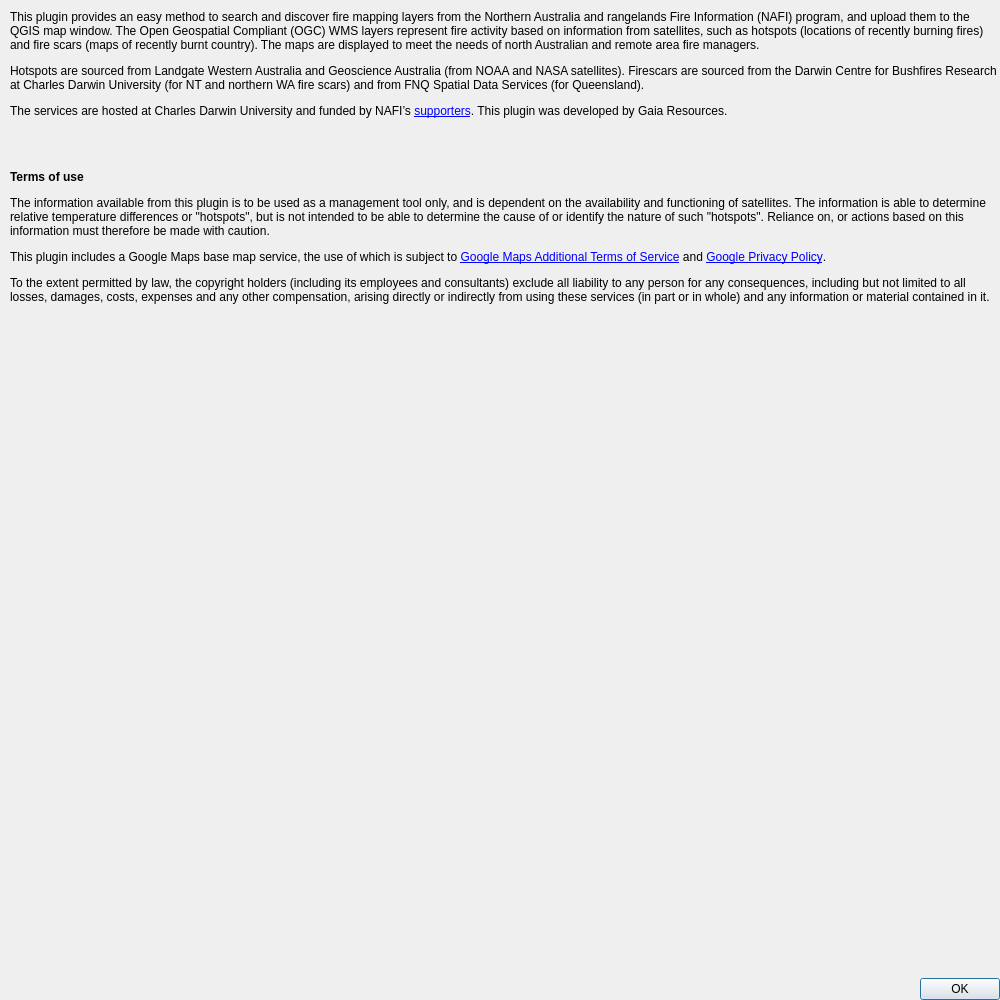
The window that nafi/nafi_about_dialog_base.ui (nafi-org/nafi-qgis) describes before a commit, drawn with Qt 5.
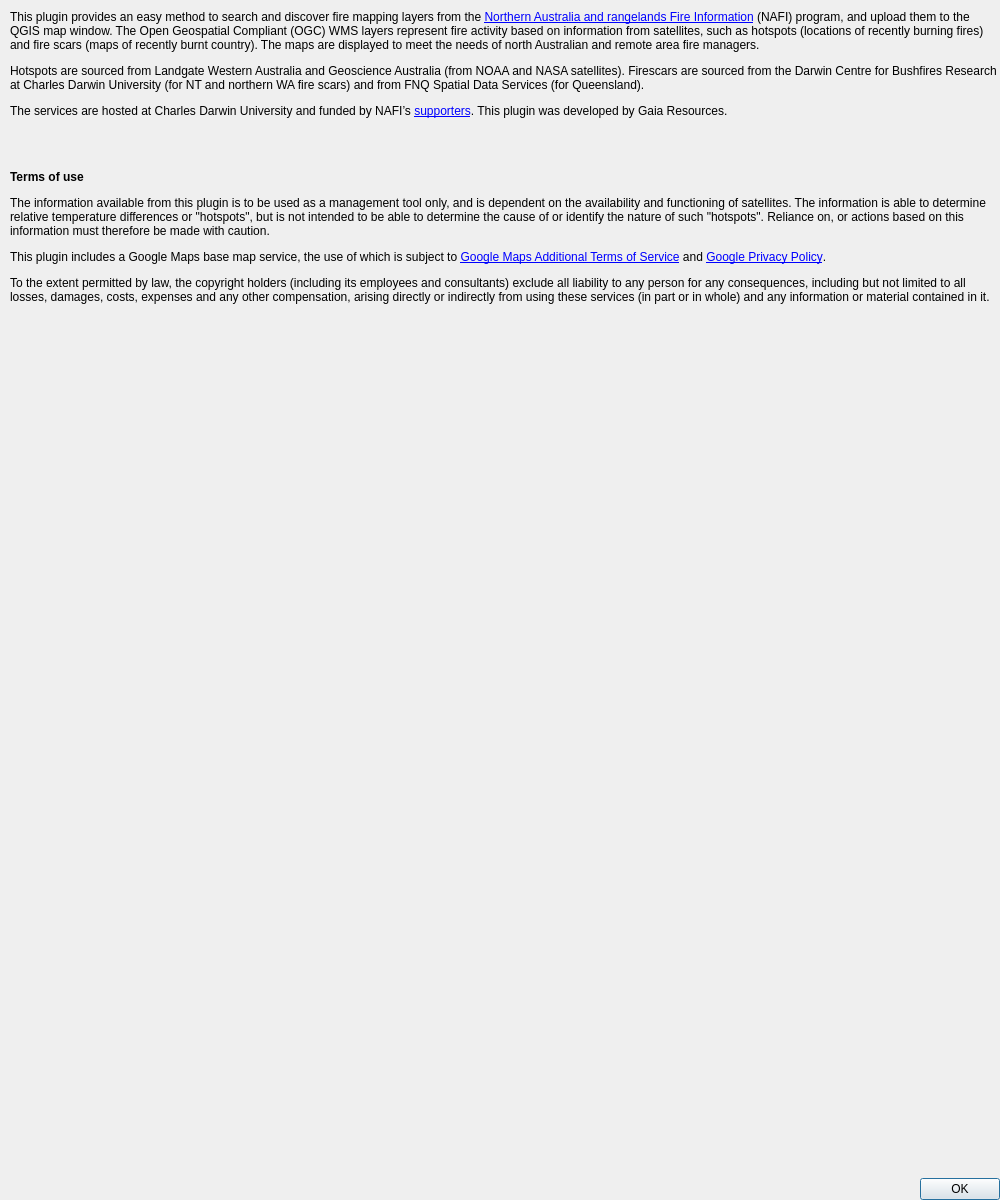
The same window after the commit. Icons and pictures are not drawn.

Commit message: resize NAFI About … dialog (NAF-15)

Diff of the .ui file:
```diff
--- a/nafi/nafi_about_dialog_base.ui
+++ b/nafi/nafi_about_dialog_base.ui
@@ -7,7 +7,7 @@
     <x>0</x>
     <y>0</y>
     <width>1000</width>
-    <height>1000</height>
+    <height>1200</height>
    </rect>
   </property>
   <property name="sizePolicy">
@@ -29,7 +29,7 @@
      <x>10</x>
      <y>10</y>
      <width>990</width>
-     <height>990</height>
+     <height>1190</height>
     </rect>
    </property>
    <layout class="QVBoxLayout" name="verticalLayout">
@@ -45,7 +45,7 @@
        </sizepolicy>
       </property>
       <property name="text">
-       <string>&lt;html&gt;&lt;head/&gt;&lt;body&gt;&lt;p&gt;This plugin provides an easy method to search and discover fire mapping layers from the Northern Australia and rangelands Fire Information (NAFI) program, and upload them to the QGIS map window. The Open Geospatial Compliant (OGC) WMS layers represent fire activity based on information from satellites, such as hotspots (locations of recently burning fires) and fire scars (maps of recently burnt country). The maps are displayed to meet the needs of north Australian and remote area fire managers.&lt;/p&gt;&lt;p&gt;Hotspots are sourced from Landgate Western Australia and Geoscience Australia (from NOAA and NASA satellites). Firescars are sourced from the Darwin Centre for Bushfires Research at Charles Darwin University (for NT and northern WA fire scars) and from FNQ Spatial Data Services (for Queensland).&lt;/p&gt;&lt;p&gt;The services are hosted at Charles Darwin University and funded by NAFI’s &lt;a href=&quot;https://firenorth.org.au/nafi3/views/about/supporters.htm&quot;&gt;&lt;span style=&quot; text-decoration: underline; color:#0000ff;&quot;&gt;supporters&lt;/span&gt;&lt;/a&gt;. This plugin was developed by Gaia Resources.&lt;/p&gt;&lt;p&gt;&lt;br/&gt;&lt;/p&gt;&lt;p&gt;&lt;span style=&quot; font-weight:600;&quot;&gt;Terms of use&lt;/span&gt;&lt;/p&gt;&lt;p&gt;The information available from this plugin is to be used as a management tool only, and is dependent on the availability and functioning of satellites. The information is able to determine relative temperature differences or &amp;quot;hotspots&amp;quot;, but is not intended to be able to determine the cause of or identify the nature of such &amp;quot;hotspots&amp;quot;. Reliance on, or actions based on this information must therefore be made with caution.&lt;/p&gt;&lt;p&gt;This plugin includes a Google Maps base map service, the use of which is subject to &lt;a href=&quot;https://maps.google.com/help/terms_maps/&quot;&gt;&lt;span style=&quot; text-decoration: underline; color:#0000ff;&quot;&gt;Google Maps Additional Terms of Service&lt;/span&gt;&lt;/a&gt; and &lt;a href=&quot;https://www.google.com/policies/privacy/&quot;&gt;&lt;span style=&quot; text-decoration: underline; color:#0000ff;&quot;&gt;Google Privacy Policy&lt;/span&gt;&lt;/a&gt;.&lt;/p&gt;&lt;p&gt;To the extent permitted by law, the copyright holders (including its employees and consultants) exclude all liability to any person for any consequences, including but not limited to all losses, damages, costs, expenses and any other compensation, arising directly or indirectly from using these services (in part or in whole) and any information or material contained in it.&lt;/p&gt;&lt;/body&gt;&lt;/html&gt;</string>
+       <string>&lt;html&gt;&lt;head/&gt;&lt;body&gt;&lt;p&gt;This plugin provides an easy method to search and discover fire mapping layers from the &lt;a href=&quot;https://firenorth.org.au&quot;&gt;&lt;span style=&quot; text-decoration: underline; color:#0000ff;&quot;&gt;Northern Australia and rangelands Fire Information&lt;/span&gt;&lt;/a&gt; (NAFI) program, and upload them to the QGIS map window. The Open Geospatial Compliant (OGC) WMS layers represent fire activity based on information from satellites, such as hotspots (locations of recently burning fires) and fire scars (maps of recently burnt country). The maps are displayed to meet the needs of north Australian and remote area fire managers.&lt;/p&gt;&lt;p&gt;Hotspots are sourced from Landgate Western Australia and Geoscience Australia (from NOAA and NASA satellites). Firescars are sourced from the Darwin Centre for Bushfires Research at Charles Darwin University (for NT and northern WA fire scars) and from FNQ Spatial Data Services (for Queensland).&lt;/p&gt;&lt;p&gt;The services are hosted at Charles Darwin University and funded by NAFI’s &lt;a href=&quot;https://firenorth.org.au/nafi3/views/about/supporters.htm&quot;&gt;&lt;span style=&quot; text-decoration: underline; color:#0000ff;&quot;&gt;supporters&lt;/span&gt;&lt;/a&gt;. This plugin was developed by Gaia Resources.&lt;/p&gt;&lt;p&gt;&lt;br/&gt;&lt;/p&gt;&lt;p&gt;&lt;span style=&quot; font-weight:600;&quot;&gt;Terms of use&lt;/span&gt;&lt;/p&gt;&lt;p&gt;The information available from this plugin is to be used as a management tool only, and is dependent on the availability and functioning of satellites. The information is able to determine relative temperature differences or &amp;quot;hotspots&amp;quot;, but is not intended to be able to determine the cause of or identify the nature of such &amp;quot;hotspots&amp;quot;. Reliance on, or actions based on this information must therefore be made with caution.&lt;/p&gt;&lt;p&gt;This plugin includes a Google Maps base map service, the use of which is subject to &lt;a href=&quot;https://maps.google.com/help/terms_maps/&quot;&gt;&lt;span style=&quot; text-decoration: underline; color:#0000ff;&quot;&gt;Google Maps Additional Terms of Service&lt;/span&gt;&lt;/a&gt; and &lt;a href=&quot;https://www.google.com/policies/privacy/&quot;&gt;&lt;span style=&quot; text-decoration: underline; color:#0000ff;&quot;&gt;Google Privacy Policy&lt;/span&gt;&lt;/a&gt;.&lt;/p&gt;&lt;p&gt;To the extent permitted by law, the copyright holders (including its employees and consultants) exclude all liability to any person for any consequences, including but not limited to all losses, damages, costs, expenses and any other compensation, arising directly or indirectly from using these services (in part or in whole) and any information or material contained in it.&lt;/p&gt;&lt;/body&gt;&lt;/html&gt;</string>
       </property>
       <property name="textFormat">
        <enum>Qt::RichText</enum>
```
The commit also changes 4 other files.
